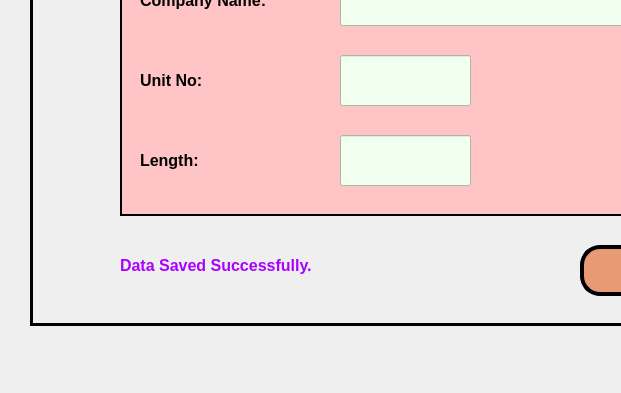
The window that LoadDispaly/ui/LD_02_SET_MASTER.ui (sanjaymanegit/testRepo) describes before a commit, drawn with Qt 5; both pictures show x 0 to 621 and y 155 to 548 of the 1020 by 548 pixel window.
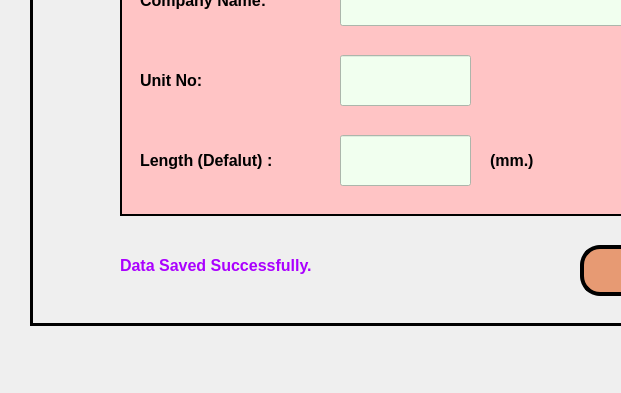
The same window after the commit.

```diff
--- a/LoadDispaly/ui/LD_02_SET_MASTER.ui
+++ b/LoadDispaly/ui/LD_02_SET_MASTER.ui
@@ -172,7 +172,7 @@
        <rect>
         <x>20</x>
         <y>190</y>
-        <width>101</width>
+        <width>141</width>
         <height>51</height>
        </rect>
       </property>
@@ -185,7 +185,7 @@
        </font>
       </property>
       <property name="text">
-       <string>Length:</string>
+       <string>Length (Defalut) :</string>
       </property>
       <property name="alignment">
        <set>Qt::AlignLeading|Qt::AlignLeft|Qt::AlignVCenter</set>
@@ -212,6 +212,30 @@
        <string notr="true">background-color: rgb(241, 255, 239);</string>
       </property>
      </widget>
+     <widget class="QLabel" name="label_6">
+      <property name="geometry">
+       <rect>
+        <x>370</x>
+        <y>190</y>
+        <width>51</width>
+        <height>51</height>
+       </rect>
+      </property>
+      <property name="font">
+       <font>
+        <family>Arial</family>
+        <pointsize>12</pointsize>
+        <weight>75</weight>
+        <bold>true</bold>
+       </font>
+      </property>
+      <property name="text">
+       <string>(mm.)</string>
+      </property>
+      <property name="alignment">
+       <set>Qt::AlignLeading|Qt::AlignLeft|Qt::AlignVCenter</set>
+      </property>
+     </widget>
     </widget>
     <widget class="QPushButton" name="pushButton_6">
      <property name="geometry">
```
